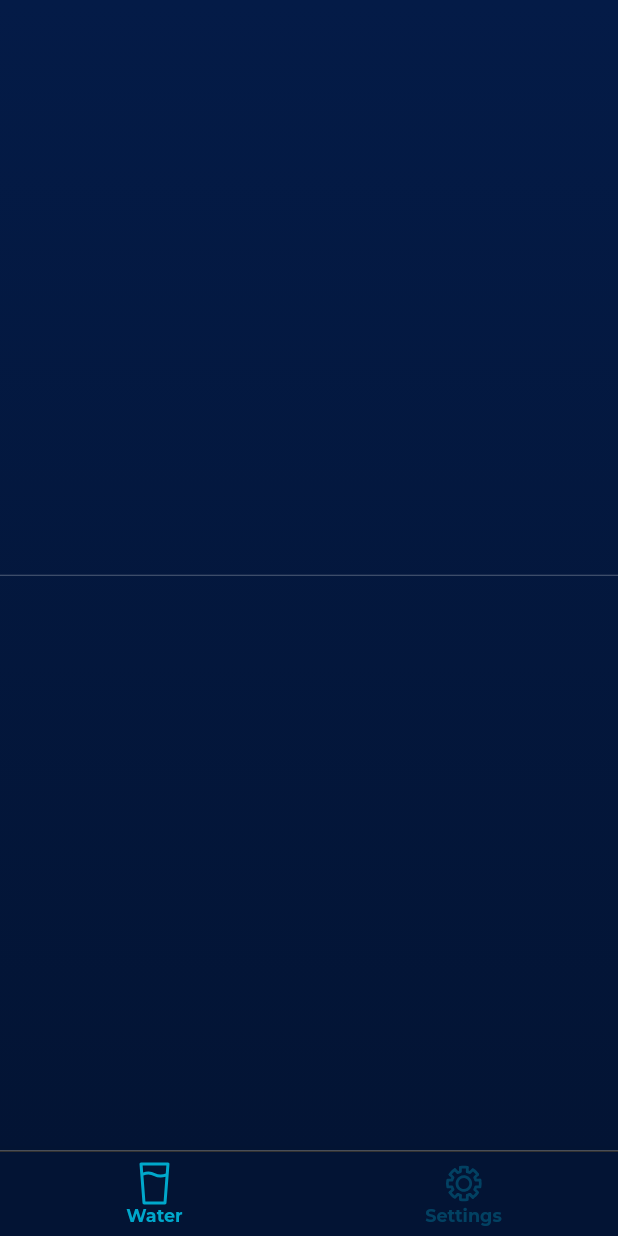
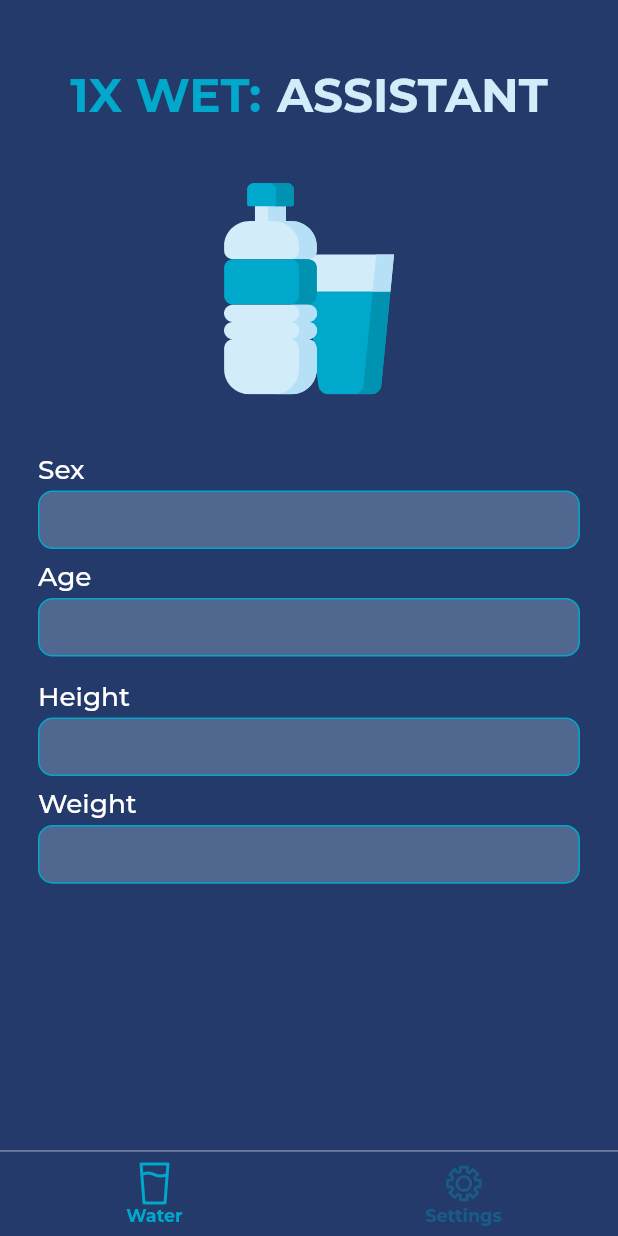
Before and after one commit to GhostuSs/1xWet, a Flutter app: the screen it shows after launch, item 2 of the bottom bar chosen, on a phone screen of 412 x 824 dp. Run offline on Flutter 3.47's test engine with Material 2 defaults, Android fonts, the light colour scheme and no system bars; our stand-ins replace flutter_screenutil, flutter_svg, flutter_svg_provider, hive, webview_flutter; accounts and stored records are empty.

Commit message:
'features: intro screen'

```diff
--- a/lib/gen/assets.gen.dart
+++ b/lib/gen/assets.gen.dart
@@ -43,6 +43,9 @@ class $AssetsImagesGen {
 
   /// File path: assets/images/water.svg
   SvgGenImage get water => const SvgGenImage('assets/images/water.svg');
+
+  /// File path: assets/images/watercup.svg
+  SvgGenImage get watercup => const SvgGenImage('assets/images/watercup.svg');
 }
 
 class Assets {
--- a/lib/gen/fonts.gen.dart
+++ b/lib/gen/fonts.gen.dart
@@ -10,4 +10,7 @@ class FontFamily {
 
   /// Font family: MontBold
   static const String montBold = 'MontBold';
+
+  /// Font family: MontMedium
+  static const String montMedium = 'MontMedium';
 }
--- a/lib/main.dart
+++ b/lib/main.dart
@@ -5,6 +5,7 @@ import 'package:flutter/services.dart';
 import 'package:flutter_screenutil/flutter_screenutil.dart';
 import 'package:hive/hive.dart';
 import 'package:path_provider/path_provider.dart';
+import 'package:x_wet/models/user_data/user.dart';
 import 'package:x_wet/utils/color_palette/colors.dart';
 import 'package:x_wet/utils/routes/routes.dart';
 
@@ -22,6 +23,7 @@ Future<void> main() async {
     directory = await getApplicationDocumentsDirectory();
   }
   Hive.init(directory.path);
+  Hive.registerAdapter<UserData>(UserDataAdapter());
   runApp(const App());
 }
 
--- a/lib/models/user_data/user.dart
+++ b/lib/models/user_data/user.dart
@@ -1,5 +1,6 @@
 
 import 'package:hive/hive.dart';
+part 'user.g.dart';
 
 @HiveType(typeId: 1)
 class UserData extends HiveObject{
@@ -12,5 +13,4 @@ class UserData extends HiveObject{
   int? height;
   @HiveField(3)
   int? weight;
-
 }
--- a/lib/ui/home/ui/home.dart
+++ b/lib/ui/home/ui/home.dart
@@ -1,11 +1,13 @@
 import 'dart:convert';
-import 'dart:math';
 
 import 'package:flutter/material.dart';
-import 'package:flutter/services.dart';
 import 'package:flutter_screenutil/flutter_screenutil.dart';
 import 'package:hive/hive.dart';
-import '../../../main.dart';
+import 'package:x_wet/gen/assets.gen.dart';
+import 'package:x_wet/models/user_data/user.dart';
+import 'package:x_wet/uikit/1x_wet_label.dart';
+import 'package:x_wet/uikit/raw_bottomsheet.dart';
+import 'package:x_wet/uikit/raw_infofield.dart';
 import '../../../utils/color_palette/colors.dart';
 import '../../onboarding/ui/onboarding.dart';
 
@@ -19,7 +21,14 @@ class HomeScreen extends StatefulWidget {
 class _HomeScreenState extends State<HomeScreen> {
   // Iterable<HiveResult> results = [];
   // LimitsHive limits = LimitsHive();
-  List<String> labels = ['','quick', 'easy','normal','hard','expert'];
+  final sexData = ['Male', 'Female'];
+  final ageData = List.generate(88, (index) => '${index+12}');
+  final weightData = List.generate(196, (index) => '${index+25}');
+  final heightData = List.generate(96, (index) => '${index+125}');
+  String sex = '';
+  String age = '';
+  String weight = '';
+  String height = '';
   Future<bool> loadHive() async {
     // final box = await Hive.openBox<LimitsHive>('limits');
     // if(box.isEmpty==true) box.put('limits', LimitsHive(timeToUpdate: DateTime.now(),attempts: 5));
@@ -32,7 +41,7 @@ class _HomeScreenState extends State<HomeScreen> {
   @override
   Widget build(BuildContext context) {
     var data = '';
-    loadHive().then((value) => setState((){}));
+    loadHive().then((value) => setState(() {}));
     return FutureBuilder(
         future: loadHive(),
         builder: (BuildContext context, AsyncSnapshot snapshot) {
@@ -41,41 +50,130 @@ class _HomeScreenState extends State<HomeScreen> {
               extendBodyBehindAppBar: true,
               extendBody: true,
               body: Container(
-                decoration: const BoxDecoration(
-                  gradient: LinearGradient(
-                    begin: Alignment.topCenter,
-                    end: Alignment.bottomCenter,
-                    colors: [
-                      Color(0xFF041B47),
-                      Color(0xFF031434),
-                    ],
-                  ),
-                ),
-                child: Center(
+                decoration: const BoxDecoration(color: Color(0xFF243A6B)),
                 child: Column(
-                    mainAxisSize: MainAxisSize.min,
                   mainAxisAlignment: MainAxisAlignment.start,
                   crossAxisAlignment: CrossAxisAlignment.center,
                   children: <Widget>[
-                      Divider(
-                        color: AppColors.white.withOpacity(0.3),
+                    XWetLabel(),
+                    Padding(
+                      padding: EdgeInsets.symmetric(vertical: 40.h),
+                      child: Assets.images.watercup.svg(),
                     ),
-                      if(!premium)Padding(
-                        padding: EdgeInsets.symmetric(vertical: 10.h),
-                        child: Row(mainAxisSize: MainAxisSize.min,
-                          children: [
-                            Container(
+                    RawInfoField(
+                        onPressed: () => showModalBottomSheet(
+                          isDismissible: false,
+                            context: context,
+                            builder: (_) => RawBottomSheet(
+                                  label: 'Sex',
+                                  data: sexData,
+                                  onSelectedItemChanged: (int) => setState(() {
+                                    sex = sexData[int];
+                                  }), onOk: ()=>Navigator.pop(context),
+                              onCancel: (){
+                                Navigator.pop(context);
+                                    setState(() {
+                                      sex='';
+                                    });
+                              },
+                                )),
+                        label: 'Sex',
+                        value: sex),
+                    Padding(
+                      padding: EdgeInsets.symmetric(vertical: 8.h),
+                      child: RawInfoField(
+                          onPressed: () => showModalBottomSheet(
+                              isDismissible: false,
+                              context: context,
+                              builder: (_) => RawBottomSheet(
+                                label: 'Age',
+                                data: ageData,
+                                onSelectedItemChanged: (int) => setState(() {
+                                  age = ageData[int];
+                                }), onOk: ()=>Navigator.pop(context),
+                                onCancel: (){
+                                  Navigator.pop(context);
+                                  setState(() {
+                                    age='';
+                                  });
+                                },
+                              )),
+                          label: 'Age',
+                          value: age),
+                    ),
+                    Padding(
+                      padding: EdgeInsets.symmetric(vertical: 8.h),
+                      child: RawInfoField(
+                          onPressed: () => showModalBottomSheet(
+                              isDismissible: false,
+                              context: context,
+                              builder: (_) => RawBottomSheet(
+                                label: 'Height',
+                                data: heightData,
+                                onSelectedItemChanged: (int) => setState(() {
+                                  height = heightData[int];
+                                }), onOk: ()=>Navigator.pop(context),
+                                onCancel: (){
+                                  Navigator.pop(context);
+                                  setState(() {
+                                    height='';
+                                  });
+                                },
+                              )),
+                          label: 'Height',
+                          value: height),
+                    ),
+                    RawInfoField(
+                        onPressed: () => showModalBottomSheet(
+                            isDismissible: false,
+                            context: context,
+                            builder: (_) => RawBottomSheet(
+                              label: 'Weight',
+                              data: weightData,
+                              onSelectedItemChanged: (int) => setState(() {
+                                weight = weightData[int];
+                              }), onOk: ()=>Navigator.pop(context),
+                              onCancel: (){
+                                Navigator.pop(context);
+                                setState(() {
+                                  weight='';
+                                });
+                              },
+                            )),
+                        label: 'Weight',
+                        value: weight),
+                    SizedBox(height: 32.h,),
+                    Visibility(
+                      visible: age.isNotEmpty&&sex.isNotEmpty&&height.isNotEmpty&&weight.isNotEmpty,
+                        child: InkWell(
+                          onTap: () async {
+                            final box = await Hive.openBox<UserData>('userdata');
+                            box.put('userdata', UserData(
+                              age: int.tryParse(age),
+                              sex: sex,
+                              height: int.tryParse(height),
+                              weight: int.tryParse(weight)
+                            ));
+                          },
+                      borderRadius: BorderRadius.circular(12.r),
+                      child: Container(
+                        width: 253.w,
+                        height: 50.h,
                         decoration: BoxDecoration(
-                                  borderRadius: BorderRadius.circular(40.r),
-                                  border: Border.all(color: AppColors.red,width: 2.2)
+                          color: AppColors.aquaBlue,
+                          borderRadius: BorderRadius.circular(12.r)
                         ),
-                              child: Center(child:Icon(Icons.clear_rounded,color: AppColors.red,)),
+                        child: Center(
+                          child: Text('NEXT',style:TextStyle(
+                            color: Colors.white,
+                            fontFamily: 'MontMedium',
+                            fontSize: 22.w,
+                            fontWeight: FontWeight.w700,
+                          )),
                         ),
-                            SizedBox(width: 18.w,),
-                          ],),
                       ),
+                    ))
                   ],
-                  ),
                 ),
               ),
             );
@@ -121,8 +219,7 @@ class _HomeScreenState extends State<HomeScreen> {
     Navigator.push(
       context,
       MaterialPageRoute(
-          builder: (BuildContext ctx) =>
-              OnBoardingScreen(),
+        builder: (BuildContext ctx) => OnBoardingScreen(),
       ),
     );
     //}
--- a/lib/ui/main_screen.dart
+++ b/lib/ui/main_screen.dart
@@ -20,10 +20,11 @@ class _MainScreenState extends State<MainScreen> {
   Widget build(BuildContext context) {
     return WillPopScope(
         child: Scaffold(
+          backgroundColor: Color(0xFF243A6B),
           bottomNavigationBar: Container(
             decoration: BoxDecoration(
                 border: Border(
-                    top: BorderSide(color: Colors.black.withOpacity(0.8)))),
+                    top: BorderSide(color: Colors.white.withOpacity(0.3)))),
             child: BottomNavigationBar(
               items: [
                 BottomNavigationBarItem(
@@ -40,7 +41,7 @@ class _MainScreenState extends State<MainScreen> {
                     activeIcon: Assets.images.settings.svg(
                         color: AppColors.aquaBlue, width: 30.w, height: 30.h)),
               ],
-              backgroundColor: Color(0xFF031434),
+              backgroundColor: Color(0xFF243A6B),
               unselectedLabelStyle: TextStyle(
                 fontFamily: 'MontBold',
                 fontWeight: FontWeight.w400,
--- /dev/null
+++ b/lib/uikit/raw_infofield.dart
@@ -0,0 +1,55 @@
+import 'package:flutter/cupertino.dart';
+import 'package:flutter/material.dart';
+import 'package:flutter_screenutil/flutter_screenutil.dart';
+
+import '../utils/color_palette/colors.dart';
+
+class RawInfoField extends StatelessWidget{
+  RawInfoField({required this.onPressed, required this.label, required this.value});
+
+  final VoidCallback onPressed;
+  final String label;
+  final String value;
+  @override
+  Widget build(BuildContext context) {
+    return Padding(
+      padding: EdgeInsets.symmetric(horizontal: 24.w),
+      child: Container(
+        child: Column(
+          mainAxisSize: MainAxisSize.min,
+          crossAxisAlignment: CrossAxisAlignment.start,
+          children: [
+            Text(label,style: TextStyle(
+                color: AppColors.white,
+                fontSize: 18.h,
+                fontWeight: FontWeight.w500,
+                fontFamily: 'MontMedium'
+            ),),
+            SizedBox(height: 4.h,),
+            InkWell(
+              onTap: onPressed,
+              borderRadius: BorderRadius.circular(10.r),
+              child: Container(
+                width: double.infinity,
+                height: 40.h,
+                decoration: BoxDecoration(
+                  borderRadius: BorderRadius.circular(10.r),
+                  color: AppColors.lightBlue.withOpacity(0.25),
+                  border: Border.all(color: AppColors.aquaBlue),
+                ),
+                padding: EdgeInsets.only(top: 8.h,bottom: 8.h,left: 16.w,right: 32.w),
+                child: Text(value,style: TextStyle(
+                  color: AppColors.white,
+                  fontFamily: 'MontMedium',
+                  fontSize: 18.h,
+                  fontWeight: FontWeight.w500,
+                ),),
+              ),
+            )
+          ],
+        ),
+      ),
+    );
+  }
+
+}
```
Also changed, not shown: lib/ui/settings/ui/settings_screen.dart (+2 -8 lines), lib/uikit/raw_bottomsheet.dart (added, +113 -0 lines), assets/images/watercup.svg (added), lib/models/user_data/user.g.dart (added). Lines whose indentation alone changed are shown as unchanged.
